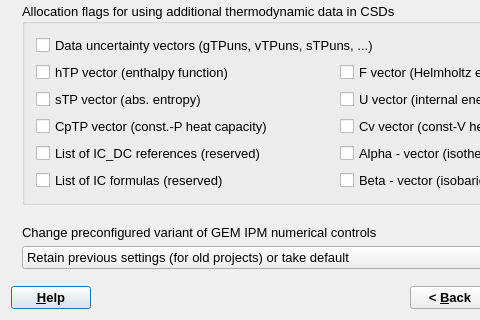
gemshub/GEMSGUI, file gems3/vizor4/dlg4/ProjectWizard4.ui: the form before one commit; both pictures show x 0 to 480 and y 204 to 524 of the 673 by 524 pixel window.
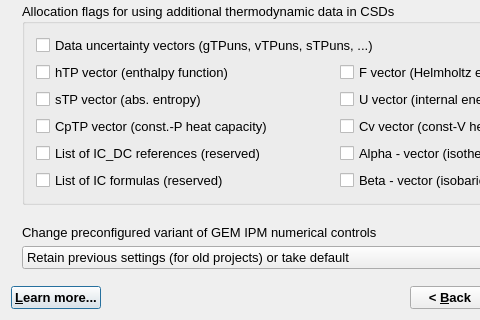
The form after the commit.

Commit message: Renamed some help names (SD)

```diff
--- a/gems3/vizor4/dlg4/ProjectWizard4.ui
+++ b/gems3/vizor4/dlg4/ProjectWizard4.ui
@@ -559,7 +559,7 @@
         </font>
        </property>
        <property name="text">
-        <string>&amp;Help</string>
+        <string>&amp;Learn more...</string>
        </property>
       </widget>
      </item>
```
The commit also changes 40 other files.
